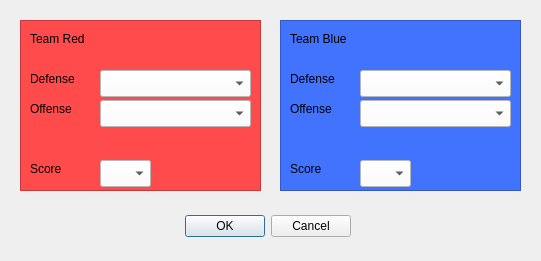
Above: src/addmatch.ui from Coppi/FooRa- before the change. Below: the same form after it.
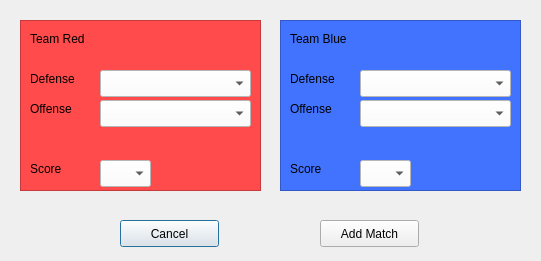
That is the form after the change.

```diff
--- a/src/addmatch.ui
+++ b/src/addmatch.ui
@@ -13,22 +13,6 @@
   <property name="windowTitle">
    <string>Dialog</string>
   </property>
-  <widget class="QDialogButtonBox" name="buttonBox">
-   <property name="geometry">
-    <rect>
-     <x>10</x>
-     <y>210</y>
-     <width>341</width>
-     <height>32</height>
-    </rect>
-   </property>
-   <property name="orientation">
-    <enum>Qt::Horizontal</enum>
-   </property>
-   <property name="standardButtons">
-    <set>QDialogButtonBox::Cancel|QDialogButtonBox::Ok</set>
-   </property>
-  </widget>
   <widget class="QFrame" name="redFrame">
    <property name="geometry">
     <rect>
@@ -279,6 +263,32 @@
     </property>
    </widget>
   </widget>
+  <widget class="QPushButton" name="cancelButton">
+   <property name="geometry">
+    <rect>
+     <x>120</x>
+     <y>220</y>
+     <width>99</width>
+     <height>27</height>
+    </rect>
+   </property>
+   <property name="text">
+    <string>Cancel</string>
+   </property>
+  </widget>
+  <widget class="QPushButton" name="addMatchButton">
+   <property name="geometry">
+    <rect>
+     <x>320</x>
+     <y>220</y>
+     <width>99</width>
+     <height>27</height>
+    </rect>
+   </property>
+   <property name="text">
+    <string>Add Match</string>
+   </property>
+  </widget>
  </widget>
  <tabstops>
   <tabstop>comboBoxRedDefense</tabstop>
```
Left out of the diff: 35 changed lines with no effect on the pictures.
